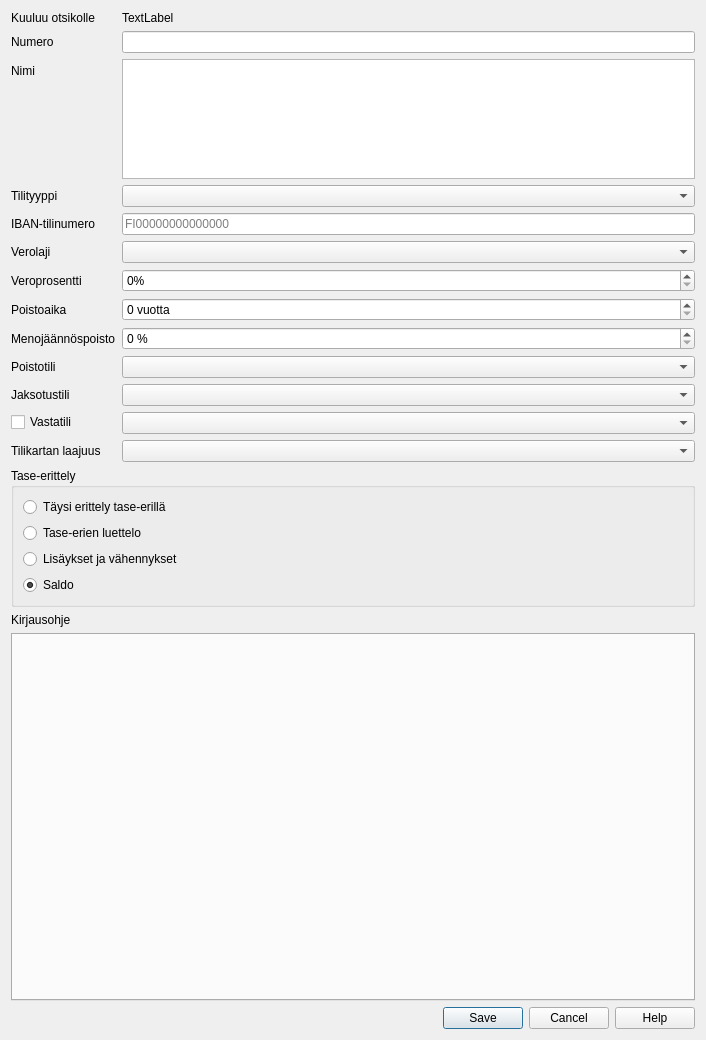
The window that kitsas/maaritys/tilinmuokkaus.ui (artoh/kitupiikki) describes before a commit, drawn with Qt 5.
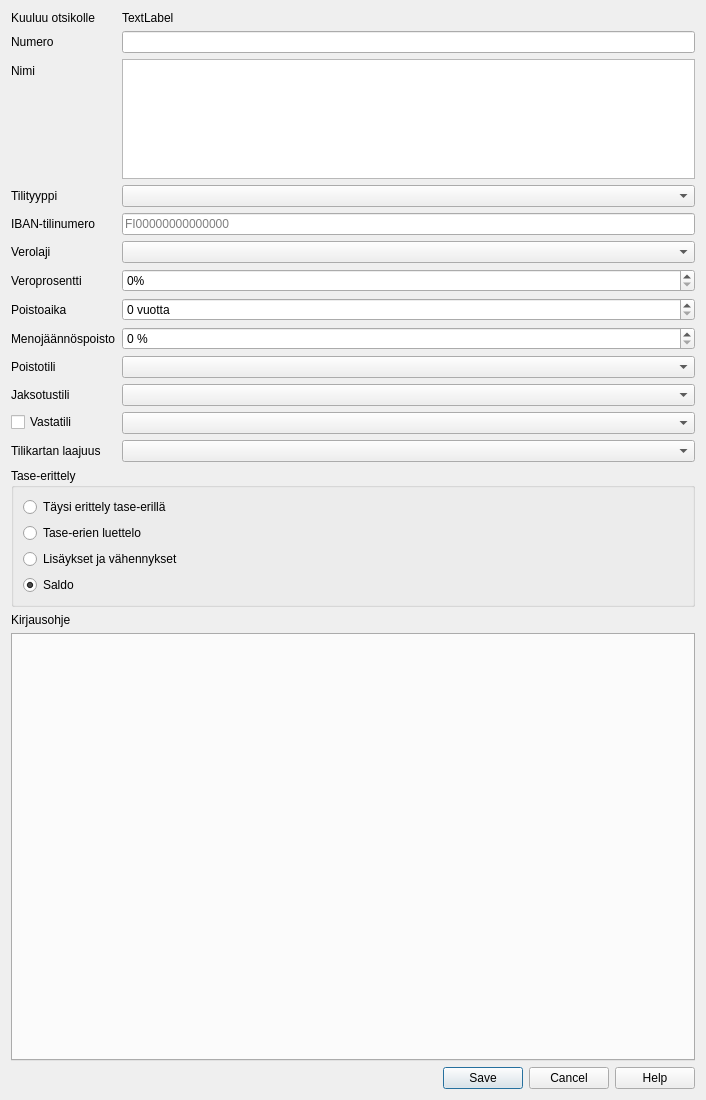
The same window after the commit. Custom widgets are drawn as their Qt base class.

The edit to the form file:
```diff
--- a/kitsas/maaritys/tilinmuokkaus.ui
+++ b/kitsas/maaritys/tilinmuokkaus.ui
@@ -7,7 +7,7 @@
     <x>0</x>
     <y>0</y>
     <width>706</width>
-    <height>1040</height>
+    <height>1100</height>
    </rect>
   </property>
   <property name="windowTitle">
```
